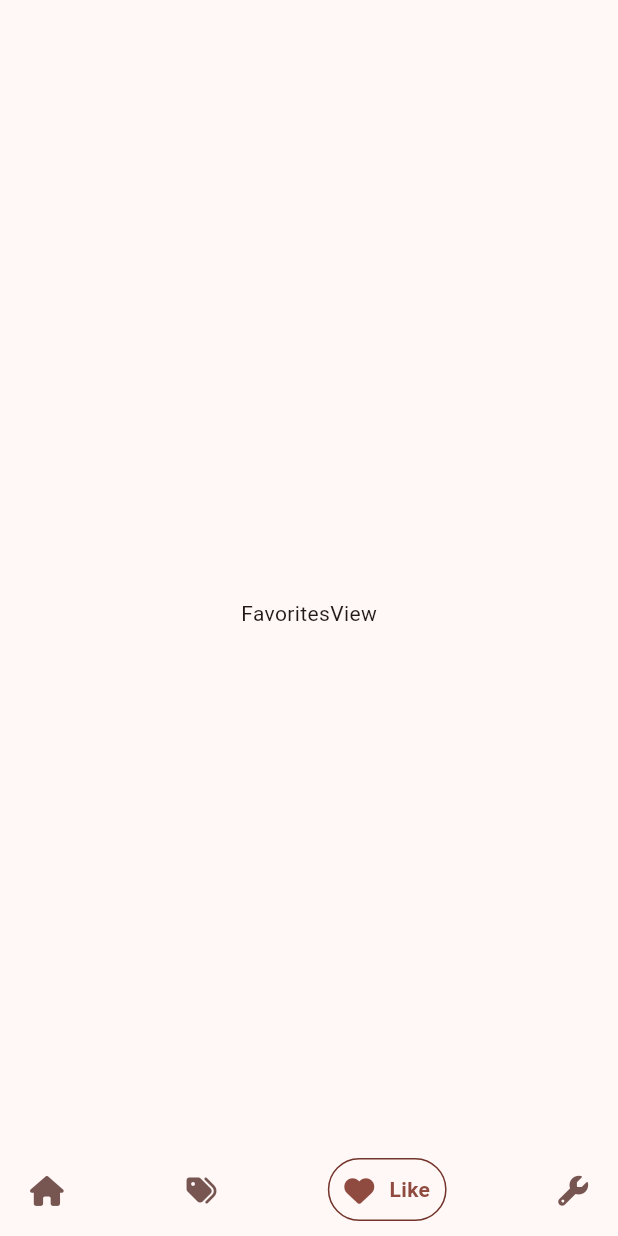
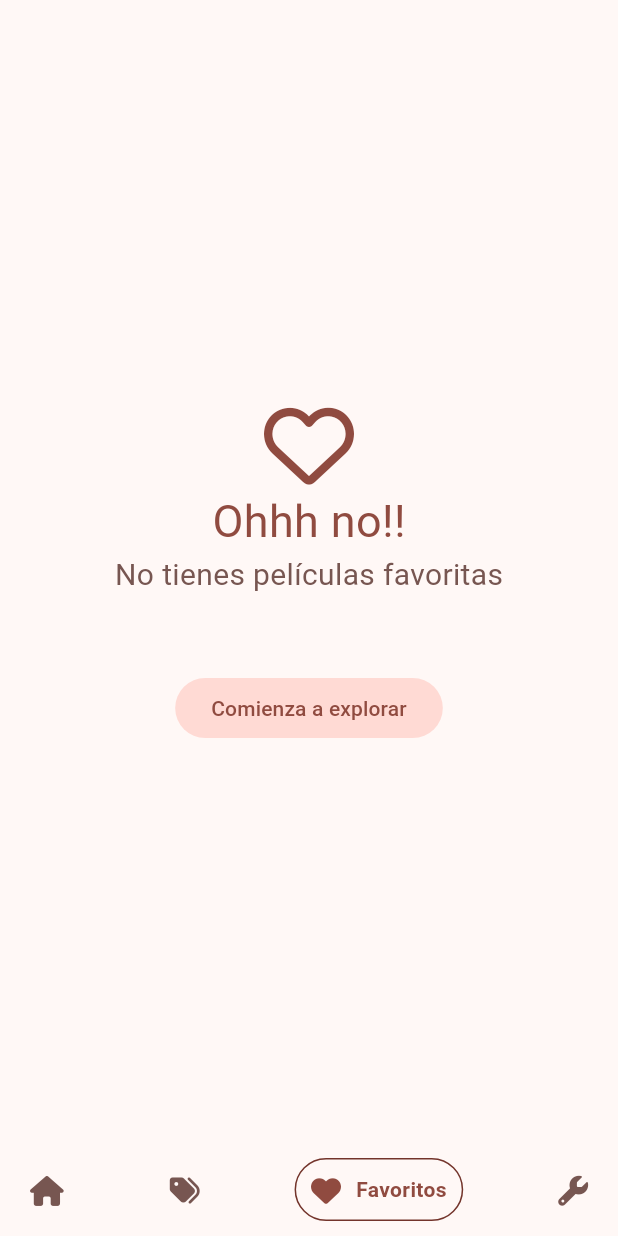
Before and after one commit to juandpt03/WikiPelisNewVersion, a Flutter app: the screen it shows after launch, item 3 of the bottom bar chosen, on a phone screen of 412 x 824 dp. Run offline on Flutter 3.47's test engine with Material 2 defaults, Android fonts, the phone set to English and light mode, and no system bars; drawn by our look-alikes of google_nav_bar; our stand-ins replace animate_do, card_swiper, dio, flutter_dotenv, flutter_riverpod, font_awesome_flutter and 2 more; accounts and stored records are empty; generated files the repository leaves out were written again; network calls fail.

Commit message:
favorites view and add favorites impl

```diff
--- a/lib/domain/entities/movie.dart
+++ b/lib/domain/entities/movie.dart
@@ -1,4 +1,9 @@
+import 'package:isar/isar.dart';
+part 'movie.g.dart';
+
+@collection
 class Movie {
+  Id? isarId;
   final bool adult;
   final String backdropPath;
   final List<String> genreIds;
--- a/lib/presentation/delegates/search_movie_delegate.dart
+++ b/lib/presentation/delegates/search_movie_delegate.dart
@@ -46,7 +46,8 @@ class SearchMovieDelegate extends SearchDelegate<Movie?> {
     _debounceTimer = Timer(const Duration(milliseconds: 500), () async {
       isLoading.add(true);
       final movies = await searchMovies(query);
-      debouncedMovies.add(movies);
+      if (debouncedMovies.isClosed) return;
+      debouncedMovies.sink.add(movies);
       initialMovies = movies;
     });
   }
--- a/lib/presentation/providers/actors/actors_repository_provider.dart
+++ b/lib/presentation/providers/actors/actors_repository_provider.dart
@@ -1,6 +1,6 @@
 import 'package:flutter_riverpod/flutter_riverpod.dart';
 import 'package:wikipelis/infrastructure/datasources/actor_the_moviedb_datasource_impl.dart';
-import 'package:wikipelis/infrastructure/repositorie/actor_the_moviedb_repository_impl.dart';
+import 'package:wikipelis/infrastructure/repositorie/actor_repository_impl.dart';
 
 final actorsRepositoryProvider = Provider(
   (ref) => ActorMovieRepositoryImpl(ActorMovieDatasource()),
--- a/lib/presentation/providers/providers.dart
+++ b/lib/presentation/providers/providers.dart
@@ -6,3 +6,6 @@ export 'movies/movie_details_provider.dart';
 export 'actors/actors_by_movie_provider.dart';
 export 'actors/actors_repository_provider.dart';
 export 'search/search_movie_provider.dart';
+export 'storage/local_storage_provider.dart';
+export 'storage/isfavorite_provider.dart';
+export 'storage/favorite_movies_provider.dart';
--- /dev/null
+++ b/lib/presentation/providers/storage/local_storage_provider.dart
@@ -0,0 +1,6 @@
+import 'package:flutter_riverpod/flutter_riverpod.dart';
+import 'package:wikipelis/infrastructure/datasources/isart_datasource.dart';
+import 'package:wikipelis/infrastructure/repositorie/local_storage_repostory_impl.dart';
+
+final localStorageRepositoryProvider =
+    Provider((ref) => LocalStorageRepositoryImpl(IsarDataSource()));
--- a/lib/presentation/views/home_views/favorites_view.dart
+++ b/lib/presentation/views/home_views/favorites_view.dart
@@ -1,14 +1,77 @@
 import 'package:flutter/material.dart';
+import 'package:flutter_riverpod/flutter_riverpod.dart';
+import 'package:font_awesome_flutter/font_awesome_flutter.dart';
+import 'package:go_router/go_router.dart';
+import 'package:wikipelis/presentation/providers/providers.dart';
+import 'package:wikipelis/presentation/widgets/movies/movie_masonry.dart';
 
-class FavoritesView extends StatelessWidget {
+class FavoritesView extends ConsumerStatefulWidget {
   const FavoritesView({super.key});
 
   @override
+  ConsumerState<FavoritesView> createState() => FavoritesViewState();
+}
+
+class FavoritesViewState extends ConsumerState<FavoritesView> {
+  bool isLoading = false;
+  bool isLastPage = false;
+  Future<void> loadNextPage() async {
+    if (isLastPage || isLoading) return;
+    isLoading = true;
+    final movies =
+        await ref.read(favoriteMoviesProvider.notifier).loadNextPage();
+    isLoading = false;
+    if (movies.isEmpty) isLastPage = true;
+  }
+
+  @override
+  void initState() {
+    super.initState();
+    loadNextPage();
+  }
+
+  @override
   Widget build(BuildContext context) {
+    final movies = ref.watch(favoriteMoviesProvider).values.toList();
+    if (movies.isEmpty) {
+      final colors = Theme.of(context).colorScheme;
+      return Center(
+        child: Column(
+          mainAxisAlignment: MainAxisAlignment.center,
+          crossAxisAlignment: CrossAxisAlignment.center,
+          children: [
+            FaIcon(
+              FontAwesomeIcons.heart,
+              size: 60,
+              color: colors.primary,
+            ),
+            Text(
+              'Ohhh no!!',
+              style: TextStyle(fontSize: 30, color: colors.primary),
+            ),
+            Text(
+              'No tienes películas favoritas',
+              style: TextStyle(fontSize: 20, color: colors.secondary),
+            ),
+            const SizedBox(
+              height: 50,
+            ),
+            FilledButton.tonal(
+              onPressed: () => context.go('/home/0'),
+              child: Text(
+                'Comienza a explorar',
+                style: TextStyle(color: colors.primary),
+              ),
+            )
+          ],
+        ),
+      );
+    }
+
     return Scaffold(
-      appBar: AppBar(),
-      body: const Center(
-        child: Text('FavoritesView'),
+      body: MovieMasonry(
+        movies: movies,
+        loadNextPage: loadNextPage,
       ),
     );
   }
--- a/lib/presentation/widgets/shared/custom_appbar.dart
+++ b/lib/presentation/widgets/shared/custom_appbar.dart
@@ -50,7 +50,9 @@ class CustomAppBar extends ConsumerWidget {
                         },
                         initialMovies: searchedMovies),
                   ).then((movie) {
-                    if (movie != null) context.push('/movie/${movie.id}');
+                    if (movie != null) {
+                      context.push('/home/0/movie/${movie.id}');
+                    }
                   });
                 },
                 icon: FaIcon(
--- a/lib/presentation/widgets/shared/custom_bottom_navigation.dart
+++ b/lib/presentation/widgets/shared/custom_bottom_navigation.dart
@@ -19,7 +19,8 @@ class CustomBottomNavigation extends StatelessWidget {
         ?.copyWith(fontWeight: FontWeight.bold, color: colors.primary);
     return GNav(
         selectedIndex: currentIndex,
-        onTabChange: (indexNavigation) => onItemTapped(context, indexNavigation),
+        onTabChange: (indexNavigation) =>
+            onItemTapped(context, indexNavigation),
 
         //Ela gap es la separación entre texto e ícono
         gap: 10,
@@ -42,19 +43,19 @@ class CustomBottomNavigation extends StatelessWidget {
         tabs: const [
           GButton(
             icon: FontAwesomeIcons.house,
-            text: 'Home',
+            text: 'Inicio',
           ),
           GButton(
             icon: FontAwesomeIcons.tags,
-            text: 'Categories',
+            text: 'Categorias',
           ),
           GButton(
             icon: FontAwesomeIcons.solidHeart,
-            text: 'Like',
+            text: 'Favoritos',
           ),
           GButton(
             icon: FontAwesomeIcons.wrench,
-            text: 'Settings',
+            text: 'Configuraciones',
           )
         ]);
 
--- a/pubspec.yaml
+++ b/pubspec.yaml
@@ -36,15 +36,21 @@ dependencies:
     sdk: flutter
   flutter_dotenv: ^5.0.2
   flutter_riverpod: ^2.3.6
+  flutter_staggered_grid_view: ^0.6.2
   font_awesome_flutter: ^10.4.0
   go_router: ^7.0.0
   google_nav_bar: ^5.0.6
   intl: ^0.18.1
+  isar: ^3.1.0+1
+  isar_flutter_libs: ^3.1.0+1
+  path_provider: ^2.0.15
 
 dev_dependencies:
+  build_runner: ^2.4.4
   flutter_lints: ^2.0.0
   flutter_test:
     sdk: flutter
+  isar_generator: ^3.1.0+1
 
 # For information on the generic Dart part of this file, see the
 # following page: https://dart.dev/tools/pub/pubspec
```
Also changed, not shown: lib/domain/datasources/local_storage_datasource.dart (added, +7 -0 lines), lib/domain/repositories/local_storage_repository.dart (added, +7 -0 lines), lib/infrastructure/datasources/isart_datasource.dart (added, +53 -0 lines), lib/infrastructure/repositorie/local_storage_repostory_impl.dart (added, +23 -0 lines), lib/presentation/providers/storage/favorite_movies_provider.dart (added, +49 -0 lines), lib/presentation/providers/storage/isfavorite_provider.dart (added, +9 -0 lines), lib/presentation/screens/movies/movie_screen.dart (+71 -35 lines), lib/presentation/widgets/movies/movie_masonry.dart (added, +70 -0 lines), lib/presentation/widgets/movies/movie_poster_link.dart (added, +27 -0 lines), lib/domain/entities/movie.g.dart (added), lib/infrastructure/repositorie/actor_repository_impl.dart (renamed from lib/infrastructure/repositorie/actor_the_moviedb_repository_impl.dart), pubspec.lock, 6 other files.
